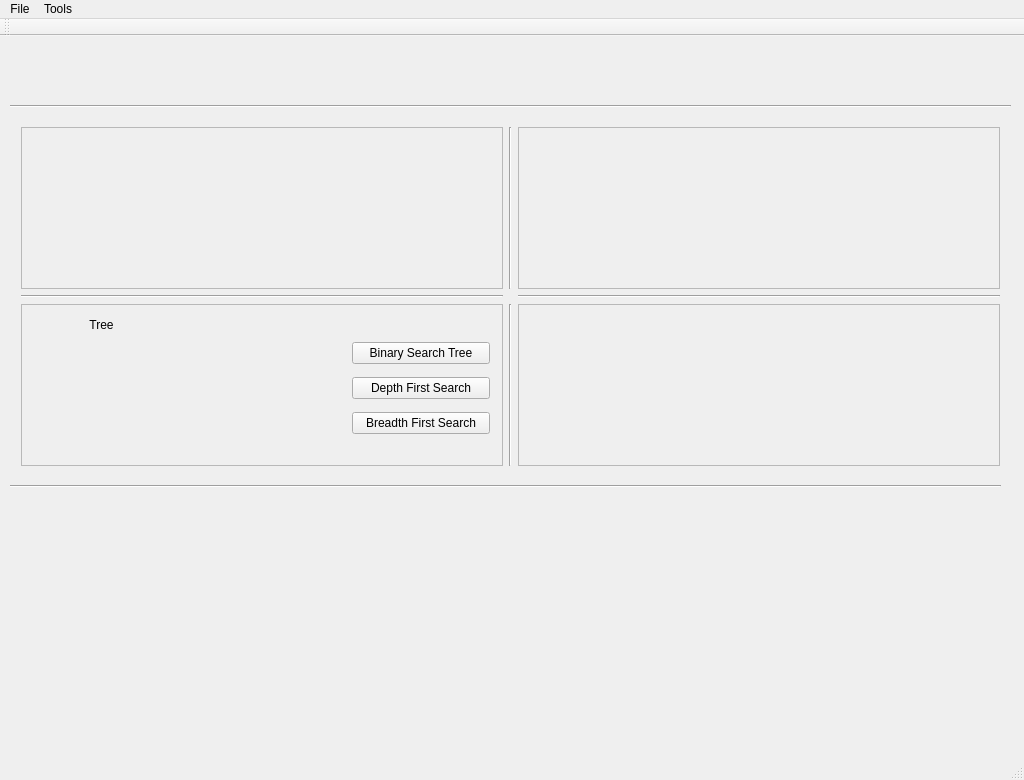
The window that AlgoViz/src/resources/views/AlgoViz.ui (Sabin-B-99/AlgoViz) describes before a commit, drawn with Qt 5.
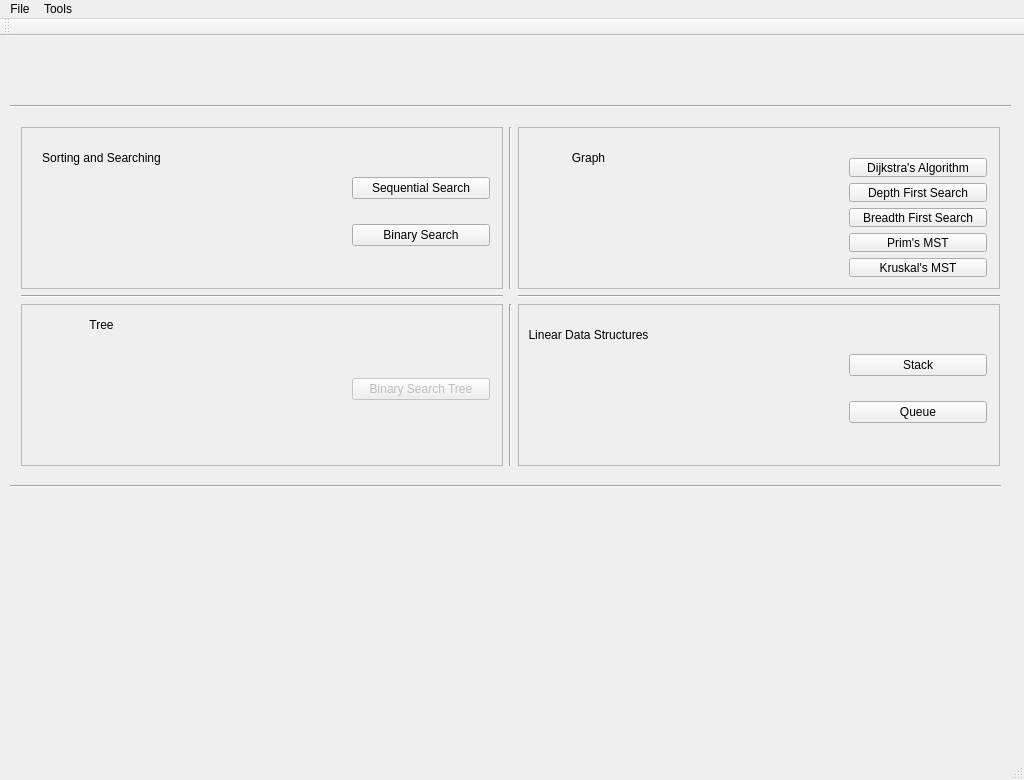
The same window after the commit.

Commit message: Added buttons to visualize various algorithms

Diff of the .ui file:
```diff
--- a/AlgoViz/src/resources/views/AlgoViz.ui
+++ b/AlgoViz/src/resources/views/AlgoViz.ui
@@ -46,30 +46,65 @@
        <property name="spacing">
         <number>6</number>
        </property>
-       <item row="0" column="2">
-        <widget class="QFrame" name="graphAlgoSelectPane">
+       <item row="0" column="0">
+        <widget class="QFrame" name="sortSrchAlgoSelectPane">
          <property name="frameShape">
           <enum>QFrame::StyledPanel</enum>
          </property>
          <property name="frameShadow">
           <enum>QFrame::Raised</enum>
          </property>
+         <widget class="QLabel" name="sortAlgoLabel">
+          <property name="geometry">
+           <rect>
+            <x>20</x>
+            <y>10</y>
+            <width>121</width>
+            <height>41</height>
+           </rect>
+          </property>
+          <property name="text">
+           <string>Sorting and Searching</string>
+          </property>
+          <property name="textFormat">
+           <enum>Qt::PlainText</enum>
+          </property>
+          <property name="alignment">
+           <set>Qt::AlignCenter</set>
+          </property>
+         </widget>
+         <widget class="QWidget" name="verticalLayoutWidget_4">
+          <property name="geometry">
+           <rect>
+            <x>320</x>
+            <y>20</y>
+            <width>160</width>
+            <height>131</height>
+           </rect>
+          </property>
+          <layout class="QVBoxLayout" name="sortSrchButtonsPane">
+           <item>
+            <widget class="QPushButton" name="seqSrchButton">
+             <property name="text">
+              <string>Sequential Search</string>
+             </property>
+            </widget>
+           </item>
+           <item>
+            <widget class="QPushButton" name="binSrchButton">
+             <property name="text">
+              <string>Binary Search</string>
+             </property>
+            </widget>
+           </item>
+          </layout>
+         </widget>
         </widget>
        </item>
-       <item row="0" column="1">
-        <widget class="Line" name="algoSelectPaneVSepLine">
+       <item row="1" column="0">
+        <widget class="Line" name="algoSelectPaneHSepLine">
          <property name="orientation">
-          <enum>Qt::Vertical</enum>
-         </property>
-        </widget>
-       </item>
-       <item row="2" column="2">
-        <widget class="QFrame" name="linearAlgoSelectPane">
-         <property name="frameShape">
-          <enum>QFrame::StyledPanel</enum>
-         </property>
-         <property name="frameShadow">
-          <enum>QFrame::Raised</enum>
+          <enum>Qt::Horizontal</enum>
          </property>
         </widget>
        </item>
@@ -93,28 +128,17 @@
           <layout class="QVBoxLayout" name="treeButtonsPane">
            <item>
             <widget class="QPushButton" name="bstButton">
+             <property name="enabled">
+              <bool>false</bool>
+             </property>
              <property name="text">
               <string>Binary Search Tree</string>
              </property>
             </widget>
            </item>
-           <item>
-            <widget class="QPushButton" name="depthFirstButton">
-             <property name="text">
-              <string>Depth First Search</string>
-             </property>
-            </widget>
-           </item>
-           <item>
-            <widget class="QPushButton" name="breadthFirsButton">
-             <property name="text">
-              <string>Breadth First Search</string>
-             </property>
-            </widget>
-           </item>
           </layout>
          </widget>
-         <widget class="QLabel" name="label">
+         <widget class="QLabel" name="treeAlgoLabel">
           <property name="geometry">
            <rect>
             <x>20</x>
@@ -135,23 +159,6 @@
          </widget>
         </widget>
        </item>
-       <item row="2" column="1">
-        <widget class="Line" name="algoSelectPaneVSepLineII">
-         <property name="orientation">
-          <enum>Qt::Vertical</enum>
-         </property>
-        </widget>
-       </item>
-       <item row="0" column="0">
-        <widget class="QFrame" name="sortAlgoSelectPane">
-         <property name="frameShape">
-          <enum>QFrame::StyledPanel</enum>
-         </property>
-         <property name="frameShadow">
-          <enum>QFrame::Raised</enum>
-         </property>
-        </widget>
-       </item>
        <item row="1" column="2">
         <widget class="Line" name="algoSelectPaneHSepLineII">
          <property name="orientation">
@@ -159,13 +166,151 @@
          </property>
         </widget>
        </item>
-       <item row="1" column="0">
-        <widget class="Line" name="algoSelectPaneHSepLine">
+       <item row="0" column="2">
+        <widget class="QFrame" name="graphAlgoSelectPane">
+         <property name="frameShape">
+          <enum>QFrame::StyledPanel</enum>
+         </property>
+         <property name="frameShadow">
+          <enum>QFrame::Raised</enum>
+         </property>
+         <widget class="QWidget" name="verticalLayoutWidget_2">
+          <property name="geometry">
+           <rect>
+            <x>320</x>
+            <y>20</y>
+            <width>160</width>
+            <height>141</height>
+           </rect>
+          </property>
+          <layout class="QVBoxLayout" name="graphButtonsPane">
+           <item>
+            <widget class="QPushButton" name="dijkstraButton">
+             <property name="text">
+              <string>Dijkstra's Algorithm</string>
+             </property>
+            </widget>
+           </item>
+           <item>
+            <widget class="QPushButton" name="dfsButton">
+             <property name="text">
+              <string>Depth First Search</string>
+             </property>
+            </widget>
+           </item>
+           <item>
+            <widget class="QPushButton" name="bfsButton">
+             <property name="text">
+              <string>Breadth First Search</string>
+             </property>
+            </widget>
+           </item>
+           <item>
+            <widget class="QPushButton" name="primButton">
+             <property name="text">
+              <string>Prim's MST</string>
+             </property>
+            </widget>
+           </item>
+           <item>
+            <widget class="QPushButton" name="kruskalButton">
+             <property name="text">
+              <string>Kruskal's MST</string>
+             </property>
+            </widget>
+           </item>
+          </layout>
+         </widget>
+         <widget class="QLabel" name="graphAlgoLabel">
+          <property name="geometry">
+           <rect>
+            <x>10</x>
+            <y>10</y>
+            <width>121</width>
+            <height>41</height>
+           </rect>
+          </property>
+          <property name="text">
+           <string>Graph</string>
+          </property>
+          <property name="textFormat">
+           <enum>Qt::PlainText</enum>
+          </property>
+          <property name="alignment">
+           <set>Qt::AlignCenter</set>
+          </property>
+         </widget>
+        </widget>
+       </item>
+       <item row="0" column="1">
+        <widget class="Line" name="algoSelectPaneVSepLine">
          <property name="orientation">
-          <enum>Qt::Horizontal</enum>
+          <enum>Qt::Vertical</enum>
          </property>
         </widget>
        </item>
+       <item row="2" column="1">
+        <widget class="Line" name="algoSelectPaneVSepLineII">
+         <property name="orientation">
+          <enum>Qt::Vertical</enum>
+         </property>
+        </widget>
+       </item>
+       <item row="2" column="2">
+        <widget class="QFrame" name="linearAlgoSelectPane">
+         <property name="frameShape">
+          <enum>QFrame::StyledPanel</enum>
+         </property>
+         <property name="frameShadow">
+          <enum>QFrame::Raised</enum>
+         </property>
+         <widget class="QLabel" name="linearAlgoLabl">
+          <property name="geometry">
+           <rect>
+            <x>10</x>
+            <y>10</y>
+            <width>121</width>
+            <height>41</height>
+           </rect>
+          </property>
+          <property name="text">
+           <string>Linear Data Structures</string>
+          </property>
+          <property name="textFormat">
+           <enum>Qt::PlainText</enum>
+          </property>
+          <property name="alignment">
+           <set>Qt::AlignCenter</set>
+          </property>
+         </widget>
+         <widget class="QWidget" name="verticalLayoutWidget_3">
+          <property name="geometry">
+           <rect>
+            <x>320</x>
+            <y>20</y>
+            <width>160</width>
+            <height>131</height>
+           </rect>
+          </property>
+          <layout class="QVBoxLayout" name="linAlgoButtonsPane">
+           <item>
+            <widget class="QPushButton" name="stackButton">
+             <property name="text">
+              <string>Stack</string>
+             </property>
+            </widget>
+           </item>
+           <item>
+            <widget class="QPushButton" name="queueButton">
+             <property name="text">
+              <string>Queue</string>
+             </property>
+            </widget>
+           </item>
+          </layout>
+         </widget>
+        </widget>
+       </item>
       </layout>
      </widget>
      <widget class="Line" name="algoSelectLayoutTopLine">
```
